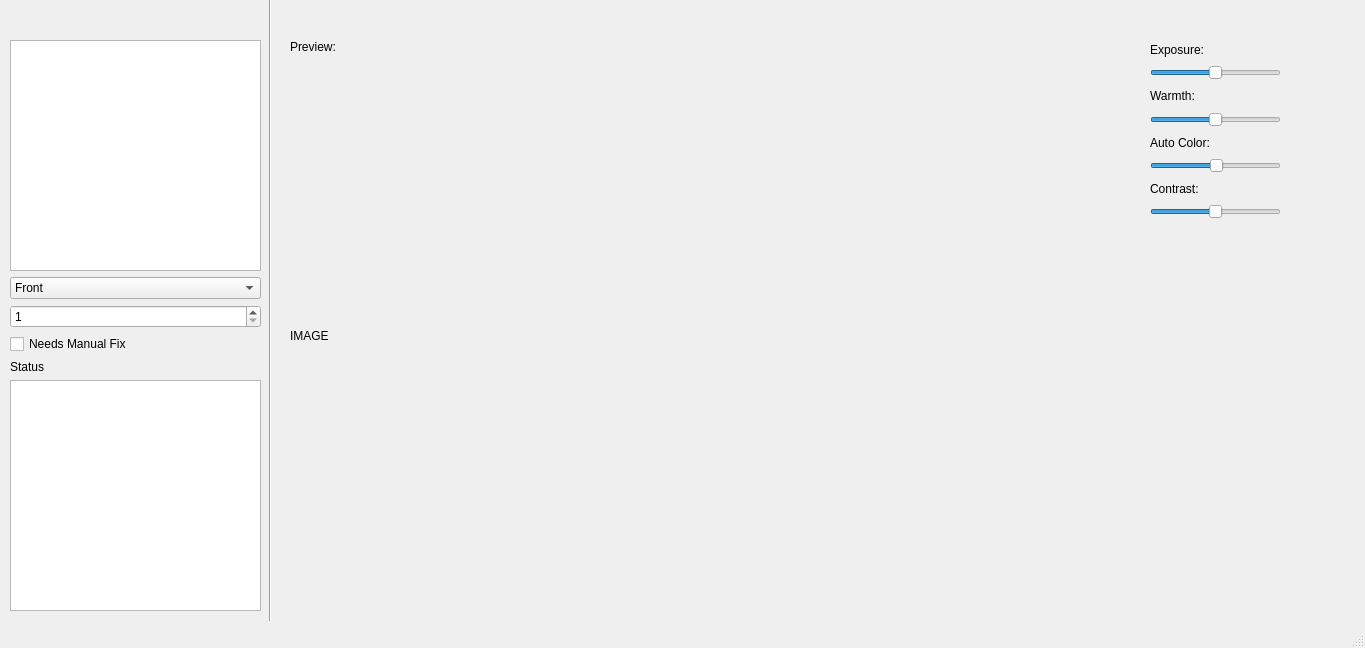
Above: phote.ui from MichaelMarkovsky/phote before the change. Below: the same form after it.
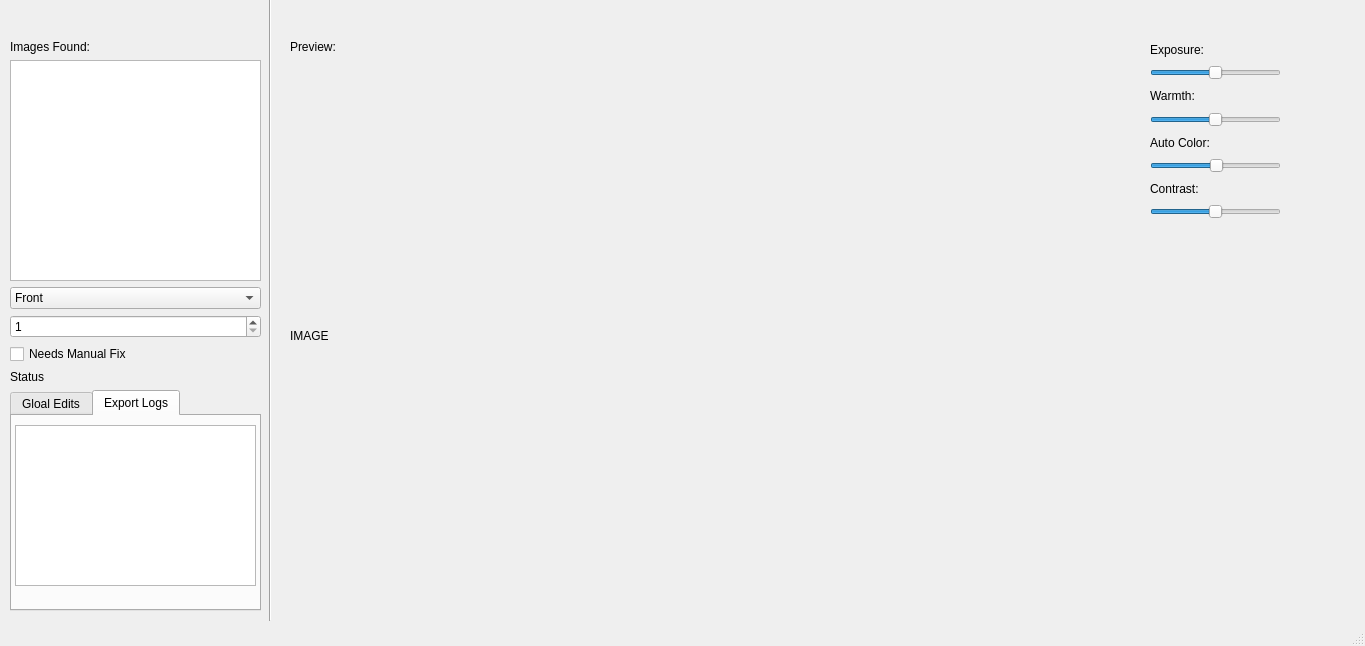
That is the form after the change. The open tabs and pages were chosen to show the change.

Patch:
```diff
--- a/phote.ui
+++ b/phote.ui
@@ -7,7 +7,7 @@
     <x>0</x>
     <y>0</y>
     <width>1365</width>
-    <height>648</height>
+    <height>646</height>
    </rect>
   </property>
   <property name="windowTitle">
@@ -167,6 +167,13 @@
      </rect>
     </property>
     <layout class="QVBoxLayout" name="verticalLayout_3">
+     <item>
+      <widget class="QLabel" name="label_2">
+       <property name="text">
+        <string>Images Found:</string>
+       </property>
+      </widget>
+     </item>
      <item>
       <widget class="QListWidget" name="listWidget"/>
      </item>
@@ -209,7 +216,44 @@
       </widget>
      </item>
      <item>
-      <widget class="QListWidget" name="photoList"/>
+      <widget class="QTabWidget" name="tabWidget">
+       <property name="currentIndex">
+        <number>0</number>
+       </property>
+       <widget class="QWidget" name="tab">
+        <attribute name="title">
+         <string>Gloal Edits</string>
+        </attribute>
+        <widget class="QListWidget" name="photoList">
+         <property name="geometry">
+          <rect>
+           <x>8</x>
+           <y>1</y>
+           <width>231</width>
+           <height>181</height>
+          </rect>
+         </property>
+        </widget>
+       </widget>
+       <widget class="QWidget" name="tab_2">
+        <attribute name="title">
+         <string>Export Logs</string>
+        </attribute>
+        <widget class="QPlainTextEdit" name="logBox">
+         <property name="geometry">
+          <rect>
+           <x>3</x>
+           <y>9</y>
+           <width>241</width>
+           <height>161</height>
+          </rect>
+         </property>
+         <property name="readOnly">
+          <bool>true</bool>
+         </property>
+        </widget>
+       </widget>
+      </widget>
      </item>
     </layout>
    </widget>
```
